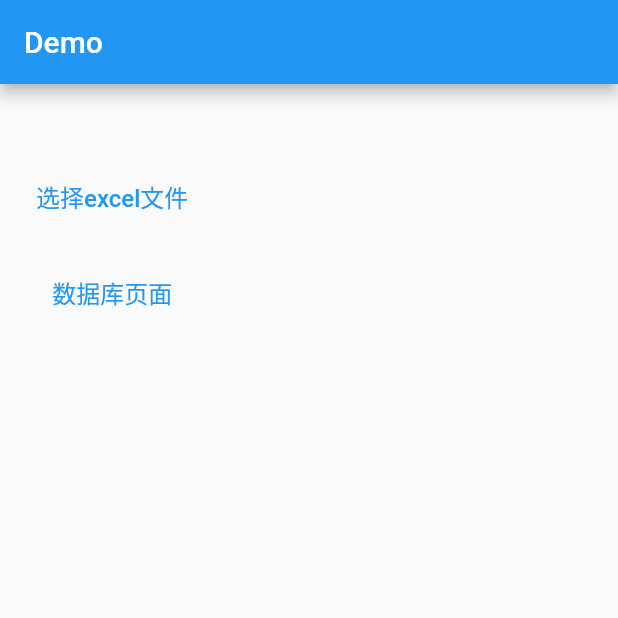
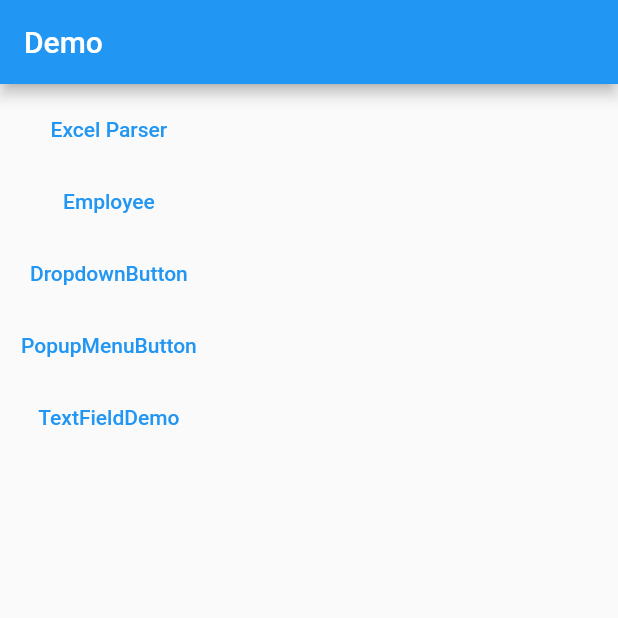
Before and after one commit to devin1014/desktop_demo, a Flutter app: the screen it shows after launch, on a phone screen of 412 x 824 dp, the top half of it. Run offline on Flutter 3.47's test engine with Material 2 defaults, Android fonts, the phone set to English and light mode, and no system bars; our stand-ins replace file_picker, logger, shared_preferences, sqflite_common, sqflite_common_ffi; missing offline and left inert: spreadsheet_decoder; accounts and stored records are empty.

```diff
--- a/lib/excel/parser_excel.dart
+++ b/lib/excel/parser_excel.dart
@@ -2,7 +2,6 @@
 
 import 'dart:io';
 
-import 'package:desktop_demo/db_demo.dart';
 import 'package:file_picker/file_picker.dart';
 import 'package:flutter/material.dart';
 import 'package:shared_preferences/shared_preferences.dart';
@@ -42,12 +41,6 @@ class _ParserExcelDemoState extends State<ParserExcelDemo> {
           ),
           const SizedBox(height: 16),
           TextButton(onPressed: _parseExcel, child: const Text("选择excel文件", style: TextStyle(fontSize: 16))),
-          const SizedBox(height: 16),
-          TextButton(
-              onPressed: () {
-                Navigator.push(context, MaterialPageRoute(builder: (context) => const DatabaseDemo()));
-              },
-              child: const Text("数据库页面", style: TextStyle(fontSize: 16))),
         ],
       ),
     );
--- a/lib/main.dart
+++ b/lib/main.dart
@@ -1,5 +1,8 @@
 import 'package:desktop_demo/excel/parser_excel.dart';
+import 'package:desktop_demo/test_widget.dart';
 import 'package:flutter/material.dart';
+
+import 'db_demo.dart';
 
 void main() => runApp(const MyApp());
 
@@ -11,11 +14,44 @@ class MyApp extends StatelessWidget {
     return MaterialApp(
       title: 'Flutter Desktop Demo',
       theme: ThemeData(primarySwatch: Colors.blue),
-      // home: const MyHomePage(title: 'Flutter Desktop Demo'),
       home: Scaffold(
-        appBar: AppBar(title: const Text("Demo")),
-        body: const ParserExcelDemo(),
-      ),
+          appBar: AppBar(title: const Text("Demo")),
+          body: Builder(builder: (context) {
+            return Padding(
+              padding: const EdgeInsets.all(6),
+              child: Column(
+                children: [
+                  TextButton(
+                      onPressed: () {
+                        Navigator.push(context, MaterialPageRoute(builder: (context) => const ParserExcelDemo()));
+                      },
+                      child: const Text("Excel Parser")),
+                  TextButton(
+                      onPressed: () {
+                        Navigator.push(context, MaterialPageRoute(builder: (context) => const DatabaseDemo()));
+                      },
+                      child: const Text("Employee")),
+                  TextButton(
+                      onPressed: () {
+                        Navigator.push(
+                            context, MaterialPageRoute(builder: (context) => const TestDropdownButtonDemo()));
+                      },
+                      child: const Text("DropdownButton")),
+                  TextButton(
+                      onPressed: () {
+                        Navigator.push(
+                            context, MaterialPageRoute(builder: (context) => const TestPopupMenuButtonDemo()));
+                      },
+                      child: const Text("PopupMenuButton")),
+                  TextButton(
+                      onPressed: () {
+                        Navigator.push(context, MaterialPageRoute(builder: (context) => const TestTextFieldDemo()));
+                      },
+                      child: const Text("TextFieldDemo")),
+                ],
+              ),
+            );
+          })),
     );
   }
 }
```
Also changed, not shown: lib/test_widget.dart (added, +177 -0 lines).
